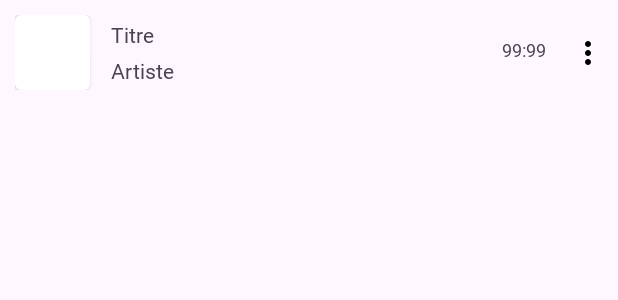
After one commit to Djymini/Echoostation, an Android app: the layout item_music.xml on its own in the app's theme, with its tools: preview values and no code run, on a phone screen of 412 x 824 dp. The commit adds this screen. Shown: the top 300 px of the screen. Run offline under Robolectric (Android 15) with nearby library versions, the phone set to English and light mode, and no system bars; Roboto replaces fonts that are not available here.

Commit message:
Recup and display all music

```diff
--- a/app/build.gradle.kts
+++ b/app/build.gradle.kts
@@ -46,6 +46,9 @@ dependencies {
     androidTestImplementation ("androidx.test.ext:junit:1.2.1")
     androidTestImplementation ("androidx.arch.core:core-testing:2.2.0")
 
+    implementation ("com.github.bumptech.glide:glide:4.16.0")
+    annotationProcessor ("com.github.bumptech.glide:compiler:4.16.0")
+
     //Room dependencies
     implementation(libs.room.runtime)
     annotationProcessor(libs.androidx.room.compiler)
--- a/app/src/main/java/com/djymini/echoostation/daos/ArtistDao.java
+++ b/app/src/main/java/com/djymini/echoostation/daos/ArtistDao.java
@@ -43,5 +43,6 @@ public interface ArtistDao {
     @Query("SELECT * FROM artist WHERE name LIKE '%' || :query || '%'")
     List<Artist> search(String query);
 
-    // TODO: Récuperer tous les artistes d'une musique
+    @Query("SELECT artist.* FROM artist JOIN artist_music ON artist.id = artist_music.id_artist JOIN music ON music.id = artist_music.id_music WHERE music.id = :idMusic")
+    List<Artist> getAllByMusic(long idMusic);
 }
--- a/app/src/main/java/com/djymini/echoostation/entities/Music.java
+++ b/app/src/main/java/com/djymini/echoostation/entities/Music.java
@@ -27,10 +27,7 @@ import androidx.room.PrimaryKey;
                         onDelete = ForeignKey.CASCADE
                 )
         },
-        indices = {
-                @Index(value = {"title"}, unique = true),
-                @Index(value = {"path"}, unique = true)
-        }
+        indices = {@Index(value = {"path"}, unique = true)}
 )
 public class Music {
     @PrimaryKey(autoGenerate = true)
--- a/app/src/main/java/com/djymini/echoostation/services/AlbumService.java
+++ b/app/src/main/java/com/djymini/echoostation/services/AlbumService.java
@@ -1,6 +1,7 @@
 package com.djymini.echoostation.services;
 
 import android.content.Context;
+import android.net.Uri;
 
 import com.djymini.echoostation.daos.AlbumDao;
 import com.djymini.echoostation.daos.ArtistDao;
@@ -34,6 +35,10 @@ public class AlbumService {
         }
 
         return idAlbum;
+    }
+
+    public Uri getCover(long idAlbum){
+        return Uri.parse(albumDao.getById(idAlbum).coverPath);
     }
 
     public void modifyCover(Album album, String newCoverPath){
--- /dev/null
+++ b/app/src/main/res/drawable/ic_item__menu.xml
@@ -0,0 +1,5 @@
+<vector xmlns:android="http://schemas.android.com/apk/res/android" android:height="24dp" android:tint="#000000" android:viewportHeight="24" android:viewportWidth="24" android:width="24dp">
+
+    <path android:fillColor="@android:color/white" android:pathData="M12,8c1.1,0 2,-0.9 2,-2s-0.9,-2 -2,-2 -2,0.9 -2,2 0.9,2 2,2zM12,10c-1.1,0 -2,0.9 -2,2s0.9,2 2,2 2,-0.9 2,-2 -0.9,-2 -2,-2zM12,16c-1.1,0 -2,0.9 -2,2s0.9,2 2,2 2,-0.9 2,-2 -0.9,-2 -2,-2z"/>
+
+</vector>
--- /dev/null
+++ b/app/src/main/res/layout/item_music.xml
@@ -0,0 +1,64 @@
+<?xml version="1.0" encoding="utf-8"?>
+<RelativeLayout xmlns:android="http://schemas.android.com/apk/res/android"
+    android:layout_width="match_parent"
+    android:layout_height="wrap_content"
+    android:paddingLeft="10dp"
+    android:paddingVertical="10dp"
+    xmlns:app="http://schemas.android.com/apk/res-auto">
+    <androidx.cardview.widget.CardView
+        android:id="@+id/music_cover"
+        android:layout_width="wrap_content"
+        android:layout_height="wrap_content"
+        android:layout_marginRight="14dp"
+        app:cardCornerRadius="4dp">
+        <ImageView
+            android:id="@+id/image_cover"
+            android:layout_width="50dp"
+            android:layout_height="50dp"/>
+    </androidx.cardview.widget.CardView>
+
+    <TextView
+        android:id="@+id/music_title"
+        android:layout_width="match_parent"
+        android:layout_height="wrap_content"
+        android:maxLines="1"
+        android:ellipsize="end"
+        android:layout_toEndOf="@id/music_cover"
+        android:layout_toStartOf="@id/music_duration"
+        android:fontFamily="@font/m_plus_rounded_1c_bold"
+        android:paddingTop="3dp"
+        android:text="Titre" />
+
+    <TextView
+        android:id="@+id/music_artist"
+        android:layout_width="match_parent"
+        android:layout_height="wrap_content"
+        android:maxLines="1"
+        android:ellipsize="end"
+        android:layout_toEndOf="@id/music_cover"
+        android:layout_alignBottom="@id/music_cover"
+        android:layout_toStartOf="@id/music_duration"
+        android:paddingBottom="3dp"
+        android:fontFamily="@font/m_plus_rounded_1c"
+        android:text="Artiste"/>
+
+    <TextView
+        android:id="@+id/music_duration"
+        android:layout_width="45dp"
+        android:layout_height="50dp"
+        android:gravity="center"
+        android:layout_toStartOf="@id/item_menu_button"
+        android:paddingBottom="3dp"
+        android:fontFamily="@font/m_plus_rounded_1c"
+        android:text="99:99"
+        android:textSize="12sp"/>
+
+    <ImageButton
+        android:id="@+id/item_menu_button"
+        android:layout_width="40dp"
+        android:layout_height="50dp"
+        android:layout_alignParentEnd="true"
+        android:src="@drawable/ic_item__menu"
+        android:background="@color/trueTransparenceColor"/>
+
+</RelativeLayout>
--- a/app/src/main/res/values-night/colors.xml
+++ b/app/src/main/res/values-night/colors.xml
@@ -4,4 +4,5 @@
     <color name="colorText">#e9e8f0</color>
     <color name="accentColor">#2892d7</color>
     <color name="transparenceColor">#0DE9E8F0</color>
+    <color name="trueTransparenceColor">#000D172F</color>
 </resources>
--- a/app/src/main/res/values/colors.xml
+++ b/app/src/main/res/values/colors.xml
@@ -4,4 +4,5 @@
     <color name="colorText">#0d172f</color>
     <color name="accentColor">#2892d7</color>
     <color name="transparenceColor">#0D0D172F</color>
+    <color name="trueTransparenceColor">#000D172F</color>
 </resources>
```
Also changed, not shown: app/src/main/java/com/djymini/echoostation/MainActivity.java (+66 -3 lines), app/src/main/java/com/djymini/echoostation/adapters/MusicAdapter.java (added, +105 -0 lines), app/src/main/java/com/djymini/echoostation/fragments/MusicFragment.java (+63 -1 lines), app/src/main/java/com/djymini/echoostation/services/ArtistService.java (+19 -1 lines), app/src/main/java/com/djymini/echoostation/services/GenreService.java (+8 -1 lines), app/src/main/res/layout/fragment_music.xml (+4 -5 lines), 2 other files.
